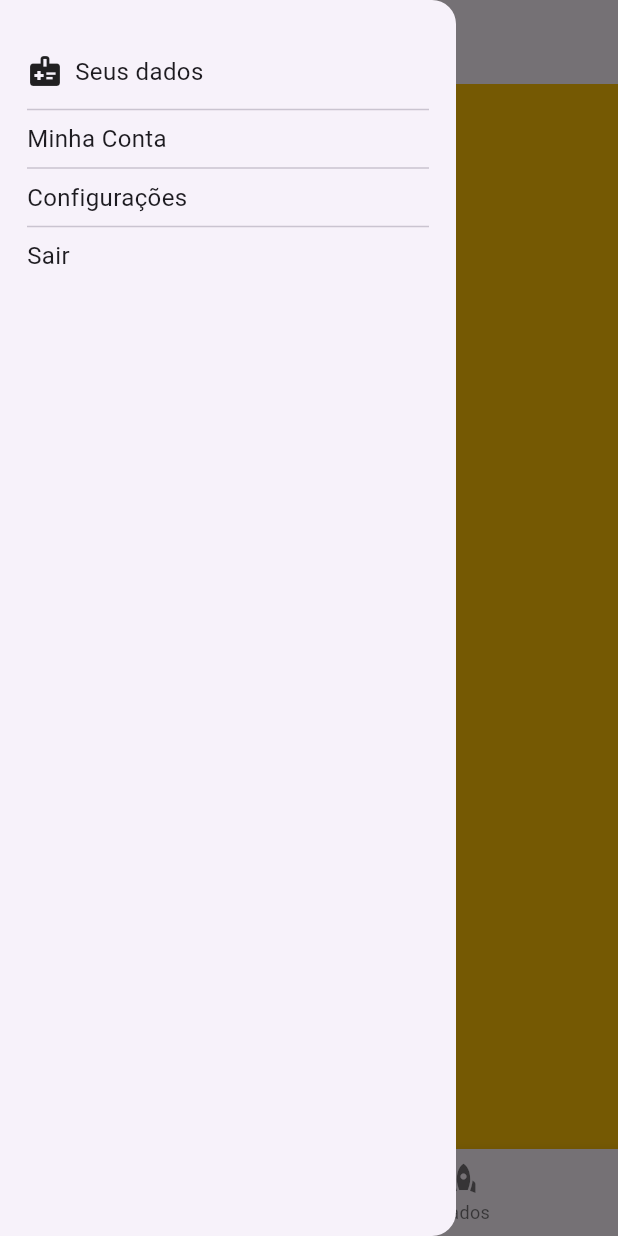
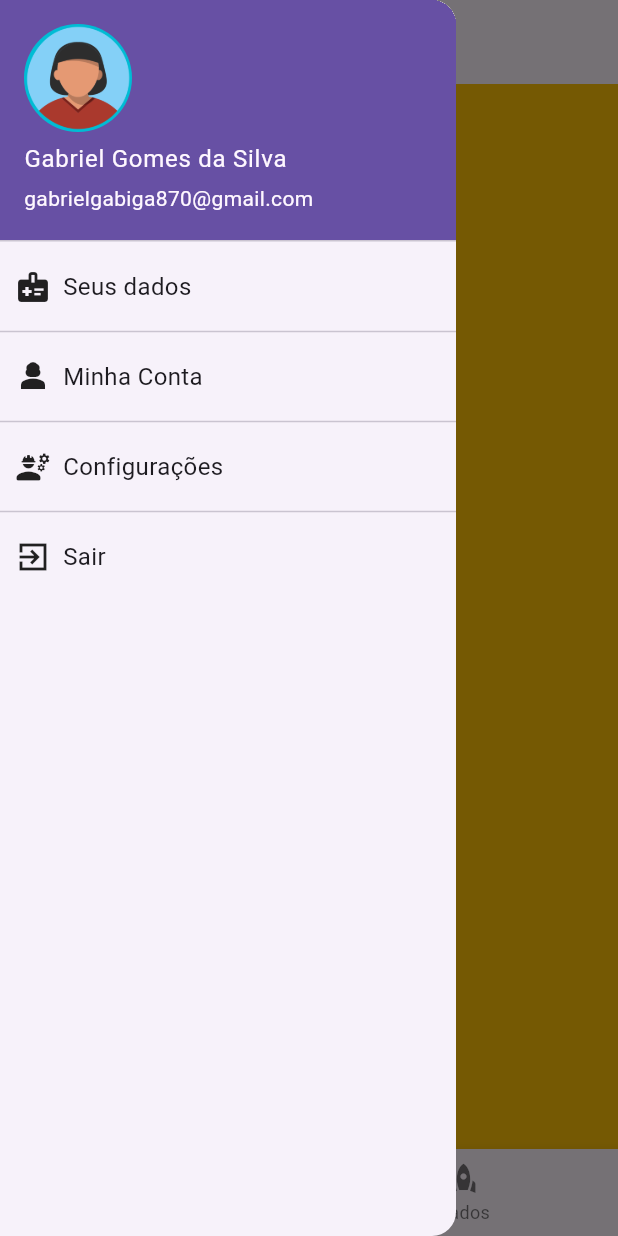
Before and after one commit to Gomesgaab/Primeiro-App-em-Flutter, a Flutter app: the MainPage screen opened directly, with the side drawer open, on a phone screen of 412 x 824 dp. Run offline on Flutter 3.47's test engine with Material 3 defaults, Android fonts, the phone set to English and light mode, and no system bars; our stand-ins replace google_fonts.

Commit message:
Oitavo Commit

```diff
--- a/lib/my_app.dart
+++ b/lib/my_app.dart
@@ -1,6 +1,5 @@
 import 'package:flutter/material.dart';
 import 'package:google_fonts/google_fonts.dart';
-import 'package:srh/pages/Main_page.dart';
 import 'package:srh/pages/login_page.dart';
 
 class MyApp extends StatelessWidget {
--- a/lib/pages/Main_page.dart
+++ b/lib/pages/Main_page.dart
@@ -1,7 +1,7 @@
 import 'package:flutter/material.dart';
-import 'package:srh/pages/dados_page.dart';
 import 'package:srh/pages/paginacao/Page1.dart';
 import 'package:srh/pages/paginacao/Page2.dart';
+import 'package:srh/shared/componente_menu/custon_menu.dart';
 
 class MainPage extends StatefulWidget {
   const MainPage({super.key});
@@ -20,71 +20,7 @@ class _MainPageState extends State<MainPage> {
     return SafeArea(
       child: Scaffold(
         //menu lateral
-        drawer: Drawer(
-          //editando corpo do menu
-          child: Padding(
-            padding: const EdgeInsets.symmetric(horizontal: 18, vertical: 30),
-            child: Column(
-              crossAxisAlignment: CrossAxisAlignment.start,
-              children: [
-                // editando (seus dados)
-                //tamanho da caixa
-                SizedBox(
-                  height: 35,
-                  //dando função de botão
-                  child: InkWell(
-                    //row deixando lado a lado
-                    child: const Row(
-                      crossAxisAlignment: CrossAxisAlignment.center,
-                      children: [
-                        Expanded(
-                          flex: 0,
-                          child: Icon(Icons.medical_information),
-                        ),
-                        SizedBox(
-                          //distanciando icon do texto
-                          width: 8,
-                        ),
-                        Expanded(
-                          flex: 4,
-                          child: Text(
-                            "Seus dados",
-                            style: TextStyle(fontSize: 16),
-                          ),
-                        ),
-                      ],
-                    ),
-                    onTap: () {
-                      Navigator.pop(context);
-                      Navigator.push(
-                          context,
-                          MaterialPageRoute(
-                              builder: (context) => const DadosPaciente()));
-                    },
-                  ),
-                ),
-                const Divider(),
-                const Text(
-                  "Minha Conta",
-                  style: TextStyle(fontSize: 16),
-                ),
-                const Divider(),
-                const Text(
-                  "Configurações",
-                  style: TextStyle(fontSize: 16),
-                ),
-                const Divider(),
-                InkWell(
-                  child: const Text(
-                    "Sair",
-                    style: TextStyle(fontSize: 16),
-                  ),
-                  onTap: () {},
-                )
-              ],
-            ),
-          ),
-        ),
+        drawer: const CustonMenu(),
         appBar: AppBar(
           //titulo da appBar
           title: const Text("Home"),
--- a/lib/pages/cadastro_page.dart
+++ b/lib/pages/cadastro_page.dart
@@ -1,7 +1,4 @@
 import 'package:flutter/material.dart';
-import 'package:srh/service/repositorios/repositorio_linguagens.dart';
-import 'package:srh/service/repositorios/repositorios_nivel.dart';
-import 'package:srh/shared/componenteText/componenteTexto.dart';
 
 class TelaCadastro extends StatefulWidget {
   const TelaCadastro({super.key});
@@ -28,9 +25,10 @@ class _TelaCadastroState extends State<TelaCadastro> {
 
   @override
   Widget build(BuildContext context) {
-    return Scaffold(
+    return SafeArea(
+      child: Scaffold(
         appBar: AppBar(
-        title: const Text("Meus dados"),
+          title: const Text("Cadastro"),
         ),
         body: Padding(
           // editando posição
@@ -114,13 +112,15 @@ class _TelaCadastroState extends State<TelaCadastro> {
                             salvando = false;
                           });
                           if (name.text.trim().length < 3) {
-                          ScaffoldMessenger.of(context).showSnackBar(const SnackBar(
+                            ScaffoldMessenger.of(context).showSnackBar(
+                                const SnackBar(
                                     content: Text(
                                         "Todos os campos devem ser preenchido para continuar!")));
                             return;
                           }
                           if (dataNacimento == null) {
-                          ScaffoldMessenger.of(context).showSnackBar(const SnackBar(
+                            ScaffoldMessenger.of(context).showSnackBar(
+                                const SnackBar(
                                     content: Text(
                                         "Todos os campos devem ser preenchido para continuar!")));
                             return;
@@ -138,6 +138,7 @@ class _TelaCadastroState extends State<TelaCadastro> {
                   ],
                 ),
         ),
+      ),
     );
   }
 }
--- /dev/null
+++ b/lib/shared/componente_menu/custon_menu.dart
@@ -0,0 +1,116 @@
+import 'package:flutter/material.dart';
+import 'package:srh/pages/dados_page.dart';
+
+class CustonMenu extends StatelessWidget {
+  const CustonMenu({super.key});
+
+  @override
+  Widget build(BuildContext context) {
+    return Drawer(
+      //editando corpo do menu
+      child: Column(
+        crossAxisAlignment: CrossAxisAlignment.start,
+        children: [
+          UserAccountsDrawerHeader(
+              currentAccountPicture: CircleAvatar(
+                backgroundColor: Colors.cyan,
+                child: Image.asset('asset/avatar.png'),
+              ),
+              accountName: const Text("Gabriel Gomes da Silva"),
+              accountEmail: const Text("gabrielgabiga870@gmail.com")),
+
+          // editando (seus dados)
+          //tamanho da caixa
+          InkWell(
+            //row deixando lado a lado
+            child: const Padding(
+              padding: EdgeInsets.symmetric(horizontal: 10, vertical: 10),
+              child: Row(
+                mainAxisAlignment: MainAxisAlignment.center,
+                children: [
+                  Expanded(
+                    flex: 0,
+                    child: Icon(Icons.medical_information),
+                  ),
+                  SizedBox(
+                    //distanciando icon do texto
+                    width: 8,
+                  ),
+                  Expanded(
+                    flex: 4,
+                    child: Text(
+                      "Seus dados",
+                      style: TextStyle(fontSize: 16),
+                    ),
+                  ),
+                ],
+              ),
+            ),
+            onTap: () {
+              Navigator.pop(context);
+              Navigator.push(
+                  context,
+                  MaterialPageRoute(
+                      builder: (context) => const DadosPaciente()));
+            },
+          ),
+
+          const Divider(),
+          const Padding(
+            padding: EdgeInsets.symmetric(horizontal: 10, vertical: 10),
+            child: Row(
+              children: [
+                Icon(Icons.person_3),
+                SizedBox(
+                  //distanciando icon do texto
+                  width: 8,
+                ),
+                Text(
+                  "Minha Conta",
+                  style: TextStyle(fontSize: 16),
+                ),
+              ],
+            ),
+          ),
+          const Divider(),
+          const Padding(
+            padding: EdgeInsets.symmetric(horizontal: 10, vertical: 10),
+            child: Row(
+              children: [
+                Icon(Icons.engineering_rounded),
+                SizedBox(
+                  //distanciando icon do texto
+                  width: 8,
+                ),
+                Text(
+                  "Configurações",
+                  style: TextStyle(fontSize: 16),
+                ),
+              ],
+            ),
+          ),
+          const Divider(),
+          InkWell(
+            child: const Padding(
+              padding: EdgeInsets.symmetric(horizontal: 10, vertical: 10),
+              child: Row(
+                children: [
+                  Icon(Icons.exit_to_app_sharp),
+                  SizedBox(
+                    //distanciando icon do texto
+                    width: 8,
+                  ),
+                  Text(
+                    "Sair",
+                    style: TextStyle(fontSize: 16),
+                  ),
+                ],
+              ),
+            ),
+            onTap: () {},
+          )
+        ],
+      ),
+    );
+  }
+}
--- a/pubspec.yaml
+++ b/pubspec.yaml
@@ -63,6 +63,7 @@ flutter:
   # To add assets to your application, add an assets section, like this:
   assets:
     - asset/Logo.png
+    - asset/avatar.png
 
   # An image asset can refer to one or more resolution-specific "variants", see
   # https://flutter.dev/assets-and-images/#resolution-aware
```
Also changed, not shown: asset/avatar.png (added). Lines whose indentation alone changed are shown as unchanged.
